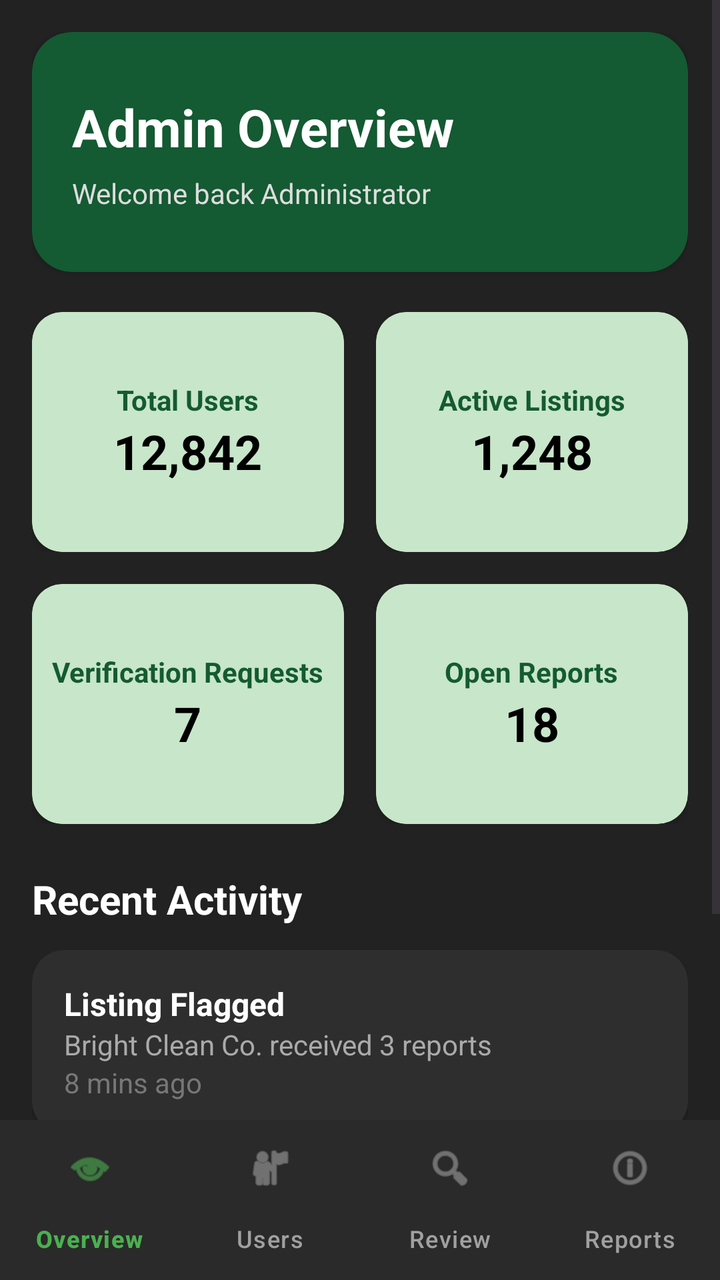
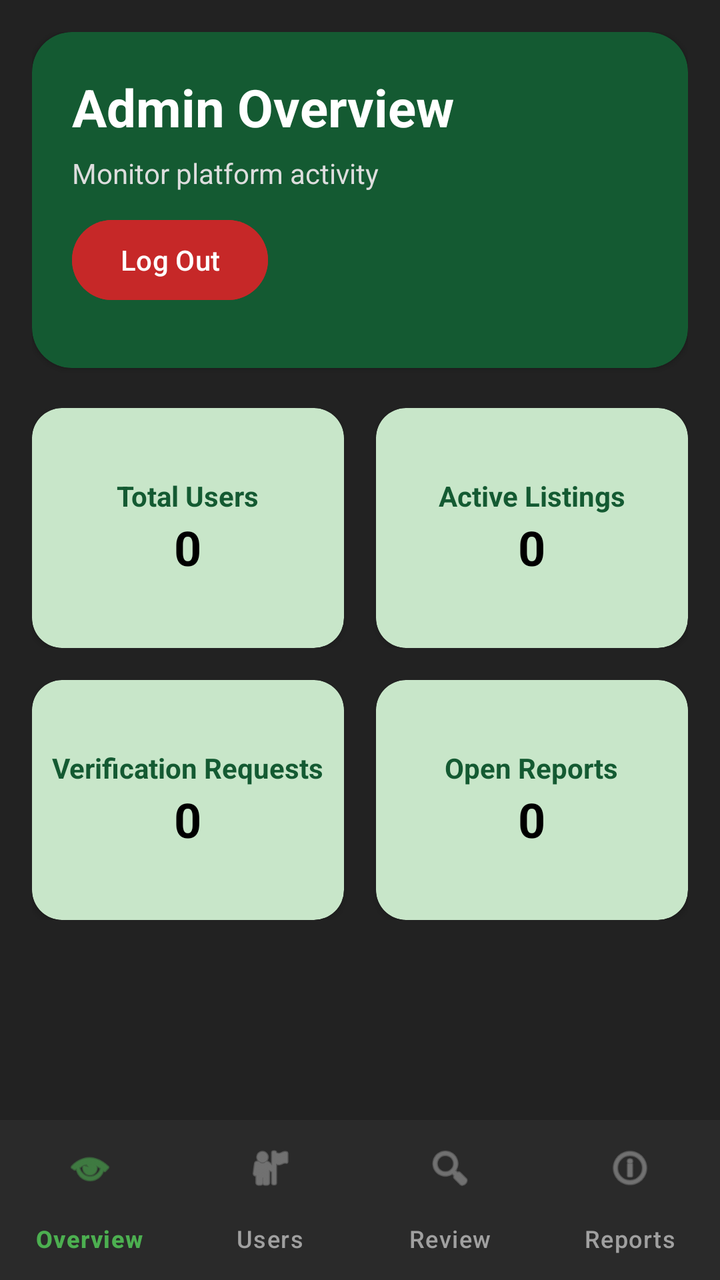

Screens rendered from an Android XML layout before and after an edit, with the pre-edit source and the edit as a unified diff.
<!-- AndroidManifest.xml: application theme Theme.GeoConnect -->
<!-- res/layout/activity_admin_dashboard.xml -->
<?xml version="1.0" encoding="utf-8"?>
<RelativeLayout
    android:id="@+id/main"
    xmlns:android="http://schemas.android.com/apk/res/android"
    xmlns:app="http://schemas.android.com/apk/res-auto"
    android:layout_width="match_parent"
    android:layout_height="match_parent"
    android:background="#222222">

    <ScrollView
        android:id="@+id/mainScroll"
        android:layout_width="match_parent"
        android:layout_height="match_parent"
        android:layout_above="@id/bottom_navigation">

    <LinearLayout
        android:layout_width="match_parent"
        android:layout_height="wrap_content"
        android:orientation="vertical"
        android:padding="16dp">

        

        <androidx.cardview.widget.CardView
            android:layout_width="match_parent"
            android:layout_height="120dp"
            app:cardBackgroundColor="#145A32"
            app:cardCornerRadius="20dp">

            <LinearLayout
                android:layout_width="match_parent"
                android:layout_height="match_parent"
                android:gravity="center_vertical"
                android:orientation="vertical"
                android:padding="20dp">

                <TextView
                    android:layout_width="wrap_content"
                    android:layout_height="wrap_content"
                    android:text="Admin Overview"
                    android:textColor="#FFFFFF"
                    android:textSize="26sp"
                    android:textStyle="bold" />

                <TextView
                    android:layout_width="wrap_content"
                    android:layout_height="wrap_content"
                    android:layout_marginTop="6dp"
                    android:text="Welcome back Administrator"
                    android:textColor="#DDDDDD"
                    android:textSize="14sp" />

            </LinearLayout>

        </androidx.cardview.widget.CardView>

        

        <LinearLayout
            android:layout_width="match_parent"
            android:layout_height="wrap_content"
            android:layout_marginTop="20dp"
            android:orientation="horizontal">

            <androidx.cardview.widget.CardView
                android:layout_width="0dp"
                android:layout_height="120dp"
                android:layout_marginEnd="8dp"
                android:layout_weight="1"
                app:cardBackgroundColor="#C8E6C9"
                app:cardCornerRadius="15dp">

                <LinearLayout
                    android:layout_width="match_parent"
                    android:layout_height="match_parent"
                    android:gravity="center"
                    android:orientation="vertical">

                    <TextView
                        android:layout_width="wrap_content"
                        android:layout_height="wrap_content"
                        android:text="Total Users"
                        android:textColor="#145A32"
                        android:textStyle="bold" />

                    <TextView
                        android:layout_width="wrap_content"
                        android:layout_height="wrap_content"
                        android:text="12,842"
                        android:textColor="#000000"
                        android:textSize="24sp"
                        android:textStyle="bold" />

                </LinearLayout>

            </androidx.cardview.widget.CardView>

            <androidx.cardview.widget.CardView
                android:layout_width="0dp"
                android:layout_height="120dp"
                android:layout_marginStart="8dp"
                android:layout_weight="1"
                app:cardBackgroundColor="#C8E6C9"
                app:cardCornerRadius="15dp">

                <LinearLayout
                    android:layout_width="match_parent"
                    android:layout_height="match_parent"
                    android:gravity="center"
                    android:orientation="vertical">

                    <TextView
                        android:layout_width="wrap_content"
                        android:layout_height="wrap_content"
                        android:text="Active Listings"
                        android:textColor="#145A32"
                        android:textStyle="bold" />

                    <TextView
                        android:layout_width="wrap_content"
                        android:layout_height="wrap_content"
                        android:text="1,248"
                        android:textColor="#000000"
                        android:textSize="24sp"
                        android:textStyle="bold" />

                </LinearLayout>

            </androidx.cardview.widget.CardView>

        </LinearLayout>

        

        <LinearLayout
            android:layout_width="match_parent"
            android:layout_height="wrap_content"
            android:layout_marginTop="16dp"
            android:orientation="horizontal">

            <androidx.cardview.widget.CardView
                android:layout_width="0dp"
                android:layout_height="120dp"
                android:layout_marginEnd="8dp"
                android:layout_weight="1"
                app:cardBackgroundColor="#C8E6C9"
                app:cardCornerRadius="15dp">

                <LinearLayout
                    android:layout_width="match_parent"
                    android:layout_height="match_parent"
                    android:gravity="center"
                    android:orientation="vertical">

                    <TextView
                        android:layout_width="wrap_content"
                        android:layout_height="wrap_content"
                        android:text="Verification Requests"
                        android:textColor="#145A32"
                        android:textStyle="bold" />

                    <TextView
                        android:layout_width="wrap_content"
                        android:layout_height="wrap_content"
                        android:text="7"
                        android:textColor="#000000"
                        android:textSize="24sp"
                        android:textStyle="bold" />

                </LinearLayout>

            </androidx.cardview.widget.CardView>

            <androidx.cardview.widget.CardView
                android:layout_width="0dp"
                android:layout_height="120dp"
                android:layout_marginStart="8dp"
                android:layout_weight="1"
                app:cardBackgroundColor="#C8E6C9"
                app:cardCornerRadius="15dp">

                <LinearLayout
                    android:layout_width="match_parent"
                    android:layout_height="match_parent"
                    android:gravity="center"
                    android:orientation="vertical">

                    <TextView
                        android:layout_width="wrap_content"
                        android:layout_height="wrap_content"
                        android:text="Open Reports"
                        android:textColor="#145A32"
                        android:textStyle="bold" />

                    <TextView
                        android:layout_width="wrap_content"
                        android:layout_height="wrap_content"
                        android:text="18"
                        android:textColor="#000000"
                        android:textSize="24sp"
                        android:textStyle="bold" />

                </LinearLayout>

            </androidx.cardview.widget.CardView>

        </LinearLayout>

        

        <TextView
            android:layout_width="wrap_content"
            android:layout_height="wrap_content"
            android:layout_marginTop="24dp"
            android:text="Recent Activity"
            android:textColor="#FFFFFF"
            android:textSize="20sp"
            android:textStyle="bold" />

        

        <androidx.cardview.widget.CardView
            android:layout_width="match_parent"
            android:layout_height="wrap_content"
            android:layout_marginTop="12dp"
            app:cardBackgroundColor="#2E2E2E"
            app:cardCornerRadius="16dp">

            <LinearLayout
                android:layout_width="match_parent"
                android:layout_height="wrap_content"
                android:orientation="vertical"
                android:padding="16dp">

                <TextView
                    android:layout_width="wrap_content"
                    android:layout_height="wrap_content"
                    android:text="Listing Flagged"
                    android:textColor="#FFFFFF"
                    android:textSize="16sp"
                    android:textStyle="bold" />

                <TextView
                    android:layout_width="wrap_content"
                    android:layout_height="wrap_content"
                    android:text="Bright Clean Co. received 3 reports"
                    android:textColor="#AAAAAA" />

                <TextView
                    android:layout_width="wrap_content"
                    android:layout_height="wrap_content"
                    android:text="8 mins ago"
                    android:textColor="#777777" />

            </LinearLayout>

        </androidx.cardview.widget.CardView>

        

        <androidx.cardview.widget.CardView
            android:layout_width="match_parent"
            android:layout_height="wrap_content"
            android:layout_marginTop="12dp"
            app:cardBackgroundColor="#2E2E2E"
            app:cardCornerRadius="16dp">

            <LinearLayout
                android:layout_width="match_parent"
                android:layout_height="wrap_content"
                android:orientation="vertical"
                android:padding="16dp">

                <TextView
                    android:layout_width="wrap_content"
                    android:layout_height="wrap_content"
                    android:text="New Business Verified"
                    android:textColor="#FFFFFF"
                    android:textSize="16sp"
                    android:textStyle="bold" />

                <TextView
                    android:layout_width="wrap_content"
                    android:layout_height="wrap_content"
                    android:text="ABC Services verification approved"
                    android:textColor="#AAAAAA" />

                <TextView
                    android:layout_width="wrap_content"
                    android:layout_height="wrap_content"
                    android:text="32 mins ago"
                    android:textColor="#777777" />

            </LinearLayout>

        </androidx.cardview.widget.CardView>

    </LinearLayout>
    </ScrollView>

    <com.google.android.material.bottomnavigation.BottomNavigationView
        android:id="@+id/bottom_navigation"
        android:layout_width="match_parent"
        android:layout_height="wrap_content"
        android:layout_alignParentBottom="true"
        android:background="#2A2A2A"
        app:itemIconTint="@color/bottom_nav_colors"
        app:itemTextColor="@color/bottom_nav_colors"
        app:labelVisibilityMode="labeled"
        app:menu="@menu/bottom_nav_menu" />

</RelativeLayout>
<!-- resources referenced by this layout -->
<resources>
  <style name="Theme.GeoConnect" parent="Base.Theme.GeoConnect" />
  <style name="Base.Theme.GeoConnect" parent="Theme.Material3.DayNight.NoActionBar">
          
          
      </style>
</resources>

<!-- the commit's change to res/layout/activity_admin_dashboard.xml (unified diff, before → after) -->
@@ -13,289 +13,237 @@
         android:layout_height="match_parent"
         android:layout_above="@id/bottom_navigation">
 
-    <LinearLayout
-        android:layout_width="match_parent"
-        android:layout_height="wrap_content"
-        android:orientation="vertical"
-        android:padding="16dp">
-
-        
-
-        <androidx.cardview.widget.CardView
-            android:layout_width="match_parent"
-            android:layout_height="120dp"
-            app:cardBackgroundColor="#145A32"
-            app:cardCornerRadius="20dp">
-
-            <LinearLayout
-                android:layout_width="match_parent"
-                android:layout_height="match_parent"
-                android:gravity="center_vertical"
-                android:orientation="vertical"
-                android:padding="20dp">
-
-                <TextView
-                    android:layout_width="wrap_content"
-                    android:layout_height="wrap_content"
-                    android:text="Admin Overview"
-                    android:textColor="#FFFFFF"
-                    android:textSize="26sp"
-                    android:textStyle="bold" />
-
-                <TextView
-                    android:layout_width="wrap_content"
-                    android:layout_height="wrap_content"
-                    android:layout_marginTop="6dp"
-                    android:text="Welcome back Administrator"
-                    android:textColor="#DDDDDD"
-                    android:textSize="14sp" />
-
-            </LinearLayout>
-
-        </androidx.cardview.widget.CardView>
-
-        
-
         <LinearLayout
             android:layout_width="match_parent"
             android:layout_height="wrap_content"
-            android:layout_marginTop="20dp"
-            android:orientation="horizontal">
+            android:orientation="vertical"
+            android:padding="16dp">
+
+            
 
             <androidx.cardview.widget.CardView
-                android:layout_width="0dp"
-                android:layout_height="120dp"
-                android:layout_marginEnd="8dp"
-                android:layout_weight="1"
-                app:cardBackgroundColor="#C8E6C9"
-                app:cardCornerRadius="15dp">
+                android:layout_width="match_parent"
+                android:layout_height="wrap_content"
+                app:cardBackgroundColor="#145A32"
+                app:cardCornerRadius="20dp">
 
                 <LinearLayout
                     android:layout_width="match_parent"
                     android:layout_height="match_parent"
-                    android:gravity="center"
-                    android:orientation="vertical">
+                    android:gravity="center_vertical"
+                    android:orientation="vertical"
+                    android:padding="20dp">
 
                     <TextView
                         android:layout_width="wrap_content"
                         android:layout_height="wrap_content"
-                        android:text="Total Users"
-                        android:textColor="#145A32"
+                        android:text="Admin Overview"
+                        android:textColor="#FFFFFF"
+                        android:textSize="26sp"
                         android:textStyle="bold" />
 
                     <TextView
                         android:layout_width="wrap_content"
                         android:layout_height="wrap_content"
-                        android:text="12,842"
-                        android:textColor="#000000"
-                        android:textSize="24sp"
-                        android:textStyle="bold" />
-
-                </LinearLayout>
-
-            </androidx.cardview.widget.CardView>
-
-            <androidx.cardview.widget.CardView
-                android:layout_width="0dp"
-                android:layout_height="120dp"
-                android:layout_marginStart="8dp"
-                android:layout_weight="1"
-                app:cardBackgroundColor="#C8E6C9"
-                app:cardCornerRadius="15dp">
-
-                <LinearLayout
-                    android:layout_width="match_parent"
-                    android:layout_height="match_parent"
-                    android:gravity="center"
-                    android:orientation="vertical">
-
-                    <TextView
+                        android:layout_marginTop="6dp"
+                        android:text="Monitor platform activity"
+                        android:textColor="#DDDDDD"
+                        android:textSize="14sp" />
+
+                    <Button
+                        android:id="@+id/btnLogout"
                         android:layout_width="wrap_content"
                         android:layout_height="wrap_content"
-                        android:text="Active Listings"
-                        android:textColor="#145A32"
-                        android:textStyle="bold" />
-
-                    <TextView
-                        android:layout_width="wrap_content"
-                        android:layout_height="wrap_content"
-                        android:text="1,248"
-                        android:textColor="#000000"
-                        android:textSize="24sp"
-                        android:textStyle="bold" />
+                        android:layout_marginTop="10dp"
+                        android:layout_marginBottom="10dp"
+                        android:text="Log Out"
+                        android:textColor="#FFFFFF"
+                        android:backgroundTint="#C62828"/>
 
                 </LinearLayout>
 
             </androidx.cardview.widget.CardView>
 
+            <LinearLayout
+                android:layout_width="match_parent"
+                android:layout_height="wrap_content"
+                android:layout_marginTop="20dp"
+                android:orientation="horizontal">
+
+                <androidx.cardview.widget.CardView
+                    android:layout_width="0dp"
+                    android:layout_height="120dp"
+                    android:layout_marginEnd="8dp"
+                    android:layout_weight="1"
+                    app:cardBackgroundColor="#C8E6C9"
+                    app:cardCornerRadius="15dp">
+
+                    <LinearLayout
+                        android:layout_width="match_parent"
+                        android:layout_height="match_parent"
+                        android:gravity="center"
+                        android:orientation="vertical">
+
+                        <TextView
+                            android:layout_width="wrap_content"
+                            android:layout_height="wrap_content"
+                            android:text="Total Users"
+                            android:textColor="#145A32"
+                            android:textStyle="bold" />
+
+                        <TextView
+                            android:id="@+id/txtTotalUsers"
+                            android:text="0"
+                            android:layout_width="wrap_content"
+                            android:layout_height="wrap_content"
+                            android:textColor="#000000"
+                            android:textSize="24sp"
+                            android:textStyle="bold" />
+
+                    </LinearLayout>
+
+                </androidx.cardview.widget.CardView>
+
+                <androidx.cardview.widget.CardView
+                    android:layout_width="0dp"
+                    android:layout_height="120dp"
+                    android:layout_marginStart="8dp"
+                    android:layout_weight="1"
+                    app:cardBackgroundColor="#C8E6C9"
+                    app:cardCornerRadius="15dp">
+
+                    <LinearLayout
+                        android:layout_width="match_parent"
+                        android:layout_height="match_parent"
+                        android:gravity="center"
+                        android:orientation="vertical">
+
+                        <TextView
+                            android:layout_width="wrap_content"
+                            android:layout_height="wrap_content"
+                            android:text="Active Listings"
+                            android:textColor="#145A32"
+                            android:textStyle="bold" />
+
+                        <TextView
+                            android:id="@+id/txtActiveListings"
+                            android:text="0"
+                            android:layout_width="wrap_content"
+                            android:layout_height="wrap_content"
+                            android:textColor="#000000"
+                            android:textSize="24sp"
+                            android:textStyle="bold" />
+
+                    </LinearLayout>
+
+                </androidx.cardview.widget.CardView>
+
+            </LinearLayout>
+
+            
+
+            <LinearLayout
+                android:layout_width="match_parent"
+                android:layout_height="wrap_content"
+                android:layout_marginTop="16dp"
+                android:orientation="horizontal">
+
+                <androidx.cardview.widget.CardView
+                    android:layout_width="0dp"
+                    android:layout_height="120dp"
+                    android:layout_marginEnd="8dp"
+                    android:layout_weight="1"
+                    app:cardBackgroundColor="#C8E6C9"
+                    app:cardCornerRadius="15dp">
+
+                    <LinearLayout
+                        android:layout_width="match_parent"
+                        android:layout_height="match_parent"
+                        android:gravity="center"
+                        android:orientation="vertical">
+
+                        <TextView
+                            android:layout_width="wrap_content"
+                            android:layout_height="wrap_content"
+                            android:text="Verification Requests"
+                            android:textColor="#145A32"
+                            android:textStyle="bold" />
+
+                        <TextView
+                            android:id="@+id/txtVerificationRequests"
+                            android:text="0"
+                            android:layout_width="wrap_content"
+                            android:layout_height="wrap_content"
+                            android:textColor="#000000"
+                            android:textSize="24sp"
+                            android:textStyle="bold" />
+
+                    </LinearLayout>
+
+                </androidx.cardview.widget.CardView>
+
+                <androidx.cardview.widget.CardView
+                    android:layout_width="0dp"
+                    android:layout_height="120dp"
+                    android:layout_marginStart="8dp"
+                    android:layout_weight="1"
+                    app:cardBackgroundColor="#C8E6C9"
+                    app:cardCornerRadius="15dp">
+
+                    <LinearLayout
+                        android:layout_width="match_parent"
+                        android:layout_height="match_parent"
+                        android:gravity="center"
+                        android:orientation="vertical">
+
+                        <TextView
+                            android:layout_width="wrap_content"
+                            android:layout_height="wrap_content"
+                            android:text="Open Reports"
+                            android:textColor="#145A32"
+                            android:textStyle="bold" />
+
+                        <TextView
+                            android:id="@+id/txtOpenReports"
+                            android:text="0"
+                            android:layout_width="wrap_content"
+                            android:layout_height="wrap_content"
+                            android:textColor="#000000"
+                            android:textSize="24sp"
+                            android:textStyle="bold" />
+
+                    </LinearLayout>
+
+                </androidx.cardview.widget.CardView>
+
+            </LinearLayout>
+
+
+            
+
+            <androidx.cardview.widget.CardView
+                android:layout_width="match_parent"
+                android:layout_height="wrap_content"
+                android:layout_marginTop="12dp"
+                app:cardBackgroundColor="#2E2E2E"
+                app:cardCornerRadius="16dp">
+
+
+
+            </androidx.cardview.widget.CardView>
+
+            
+
+            <androidx.cardview.widget.CardView
+                android:layout_width="match_parent"
+                android:layout_height="wrap_content"
+                android:layout_marginTop="12dp"
+                app:cardBackgroundColor="#2E2E2E"
+                app:cardCornerRadius="16dp">
+
+            </androidx.cardview.widget.CardView>
+
         </LinearLayout>
-
-        
-
-        <LinearLayout
-            android:layout_width="match_parent"
-            android:layout_height="wrap_content"
-            android:layout_marginTop="16dp"
-            android:orientation="horizontal">
-
-            <androidx.cardview.widget.CardView
-                android:layout_width="0dp"
-                android:layout_height="120dp"
-                android:layout_marginEnd="8dp"
-                android:layout_weight="1"
-                app:cardBackgroundColor="#C8E6C9"
-                app:cardCornerRadius="15dp">
-
-                <LinearLayout
-                    android:layout_width="match_parent"
-                    android:layout_height="match_parent"
-                    android:gravity="center"
-                    android:orientation="vertical">
-
-                    <TextView
-                        android:layout_width="wrap_content"
-                        android:layout_height="wrap_content"
-                        android:text="Verification Requests"
-                        android:textColor="#145A32"
-                        android:textStyle="bold" />
-
-                    <TextView
-                        android:layout_width="wrap_content"
-                        android:layout_height="wrap_content"
-                        android:text="7"
-                        android:textColor="#000000"
-                        android:textSize="24sp"
-                        android:textStyle="bold" />
-
-                </LinearLayout>
-
-            </androidx.cardview.widget.CardView>
-
-            <androidx.cardview.widget.CardView
-                android:layout_width="0dp"
-                android:layout_height="120dp"
-                android:layout_marginStart="8dp"
-                android:layout_weight="1"
-                app:cardBackgroundColor="#C8E6C9"
-                app:cardCornerRadius="15dp">
-
-                <LinearLayout
-                    android:layout_width="match_parent"
-                    android:layout_height="match_parent"
-                    android:gravity="center"
-                    android:orientation="vertical">
-
-                    <TextView
-                        android:layout_width="wrap_content"
-                        android:layout_height="wrap_content"
-                        android:text="Open Reports"
-                        android:textColor="#145A32"
-                        android:textStyle="bold" />
-
-                    <TextView
-                        android:layout_width="wrap_content"
-                        android:layout_height="wrap_content"
-                        android:text="18"
-                        android:textColor="#000000"
-                        android:textSize="24sp"
-                        android:textStyle="bold" />
-
-                </LinearLayout>
-
-            </androidx.cardview.widget.CardView>
-
-        </LinearLayout>
-
-        
-
-        <TextView
-            android:layout_width="wrap_content"
-            android:layout_height="wrap_content"
-            android:layout_marginTop="24dp"
-            android:text="Recent Activity"
-            android:textColor="#FFFFFF"
-            android:textSize="20sp"
-            android:textStyle="bold" />
-
-        
-
-        <androidx.cardview.widget.CardView
-            android:layout_width="match_parent"
-            android:layout_height="wrap_content"
-            android:layout_marginTop="12dp"
-            app:cardBackgroundColor="#2E2E2E"
-            app:cardCornerRadius="16dp">
-
-            <LinearLayout
-                android:layout_width="match_parent"
-                android:layout_height="wrap_content"
-                android:orientation="vertical"
-                android:padding="16dp">
-
-                <TextView
-                    android:layout_width="wrap_content"
-                    android:layout_height="wrap_content"
-                    android:text="Listing Flagged"
-                    android:textColor="#FFFFFF"
-                    android:textSize="16sp"
-                    android:textStyle="bold" />
-
-                <TextView
-                    android:layout_width="wrap_content"
-                    android:layout_height="wrap_content"
-                    android:text="Bright Clean Co. received 3 reports"
-                    android:textColor="#AAAAAA" />
-
-                <TextView
-                    android:layout_width="wrap_content"
-                    android:layout_height="wrap_content"
-                    android:text="8 mins ago"
-                    android:textColor="#777777" />
-
-            </LinearLayout>
-
-        </androidx.cardview.widget.CardView>
-
-        
-
-        <androidx.cardview.widget.CardView
-            android:layout_width="match_parent"
-            android:layout_height="wrap_content"
-            android:layout_marginTop="12dp"
-            app:cardBackgroundColor="#2E2E2E"
-            app:cardCornerRadius="16dp">
-
-            <LinearLayout
-                android:layout_width="match_parent"
-                android:layout_height="wrap_content"
-                android:orientation="vertical"
-                android:padding="16dp">
-
-                <TextView
-                    android:layout_width="wrap_content"
-                    android:layout_height="wrap_content"
-                    android:text="New Business Verified"
-                    android:textColor="#FFFFFF"
-                    android:textSize="16sp"
-                    android:textStyle="bold" />
-
-                <TextView
-                    android:layout_width="wrap_content"
-                    android:layout_height="wrap_content"
-                    android:text="ABC Services verification approved"
-                    android:textColor="#AAAAAA" />
-
-                <TextView
-                    android:layout_width="wrap_content"
-                    android:layout_height="wrap_content"
-                    android:text="32 mins ago"
-                    android:textColor="#777777" />
-
-            </LinearLayout>
-
-        </androidx.cardview.widget.CardView>
-
-    </LinearLayout>
     </ScrollView>
 
     <com.google.android.material.bottomnavigation.BottomNavigationView
